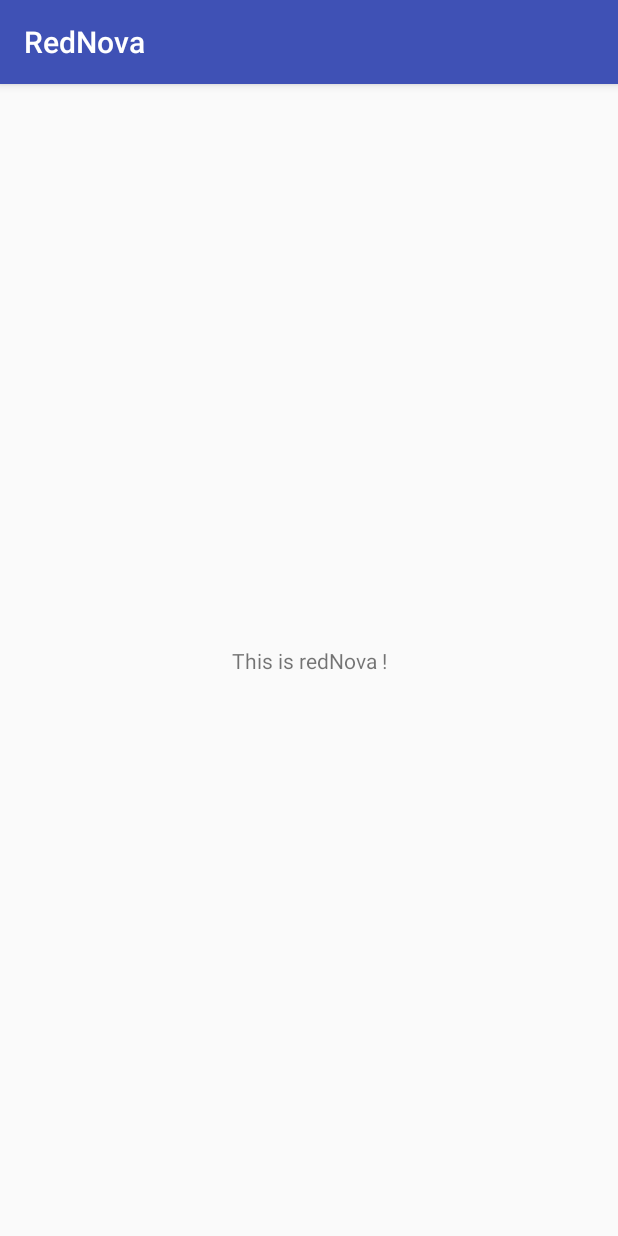
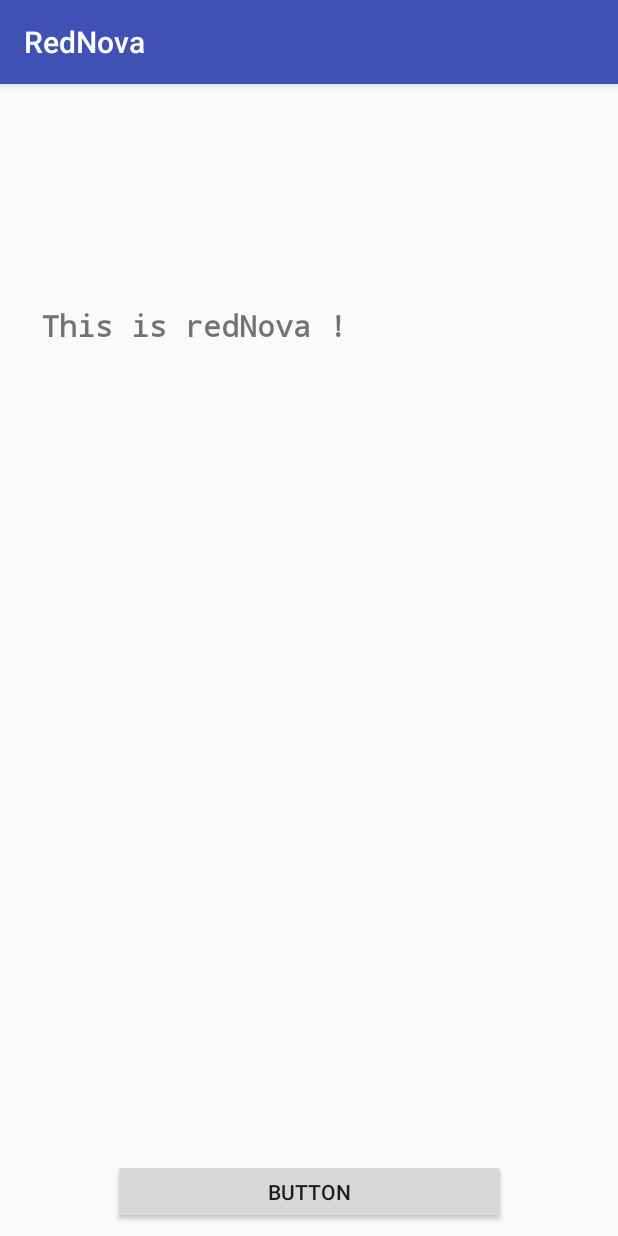
Before and after one commit to Saransh-Sharma/RedNova, an Android app: the screen it shows after launch (MainActivity), on a phone screen of 412 x 824 dp. Run offline under Robolectric (Android 15) with nearby library versions, the phone set to English and light mode, and no system bars.

Commit message:
add button and textview

```diff
--- a/app/src/main/res/layout/activity_main.xml
+++ b/app/src/main/res/layout/activity_main.xml
@@ -7,12 +7,44 @@
     tools:context=".MainActivity">
 
     <TextView
-        android:layout_width="wrap_content"
-        android:layout_height="wrap_content"
+        style="@android:style/Widget.DeviceDefault.Light.TextView"
+        android:layout_width="358dp"
+        android:layout_height="306dp"
+        android:layout_marginStart="8dp"
+        android:layout_marginLeft="8dp"
+        android:layout_marginTop="8dp"
+        android:layout_marginEnd="8dp"
+        android:layout_marginRight="8dp"
+        android:gravity="center_vertical"
+        android:hapticFeedbackEnabled="true"
+        android:inputType="textAutoCorrect"
+        android:keepScreenOn="true"
+        android:linksClickable="false"
+        android:longClickable="false"
+        android:overScrollMode="always"
         android:text="This is redNova !"
-        app:layout_constraintBottom_toBottomOf="parent"
-        app:layout_constraintLeft_toLeftOf="parent"
-        app:layout_constraintRight_toRightOf="parent"
+        android:textSize="20sp"
+        android:textStyle="bold"
+        android:typeface="monospace"
+        android:visibility="visible"
+        app:layout_constrainedHeight="false"
+        app:layout_constrainedWidth="false"
+        app:layout_constraintEnd_toEndOf="parent"
+        app:layout_constraintStart_toStartOf="parent"
         app:layout_constraintTop_toTopOf="parent" />
 
+    <Button
+        android:id="@+id/button"
+        android:layout_width="262dp"
+        android:layout_height="43dp"
+        android:layout_marginStart="8dp"
+        android:layout_marginLeft="8dp"
+        android:layout_marginEnd="8dp"
+        android:layout_marginRight="8dp"
+        android:layout_marginBottom="8dp"
+        android:text="Button"
+        app:layout_constraintBottom_toBottomOf="parent"
+        app:layout_constraintEnd_toEndOf="parent"
+        app:layout_constraintStart_toStartOf="parent" />
+
 </android.support.constraint.ConstraintLayout>
```
